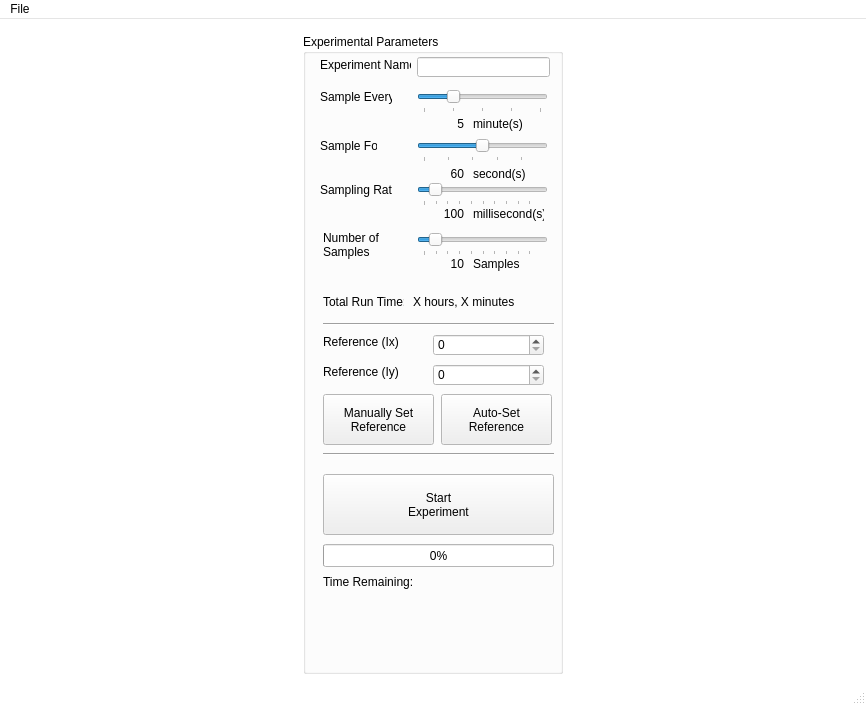
Qt form UI/designer/mainwindow.ui (deganii/pad) before a commit.
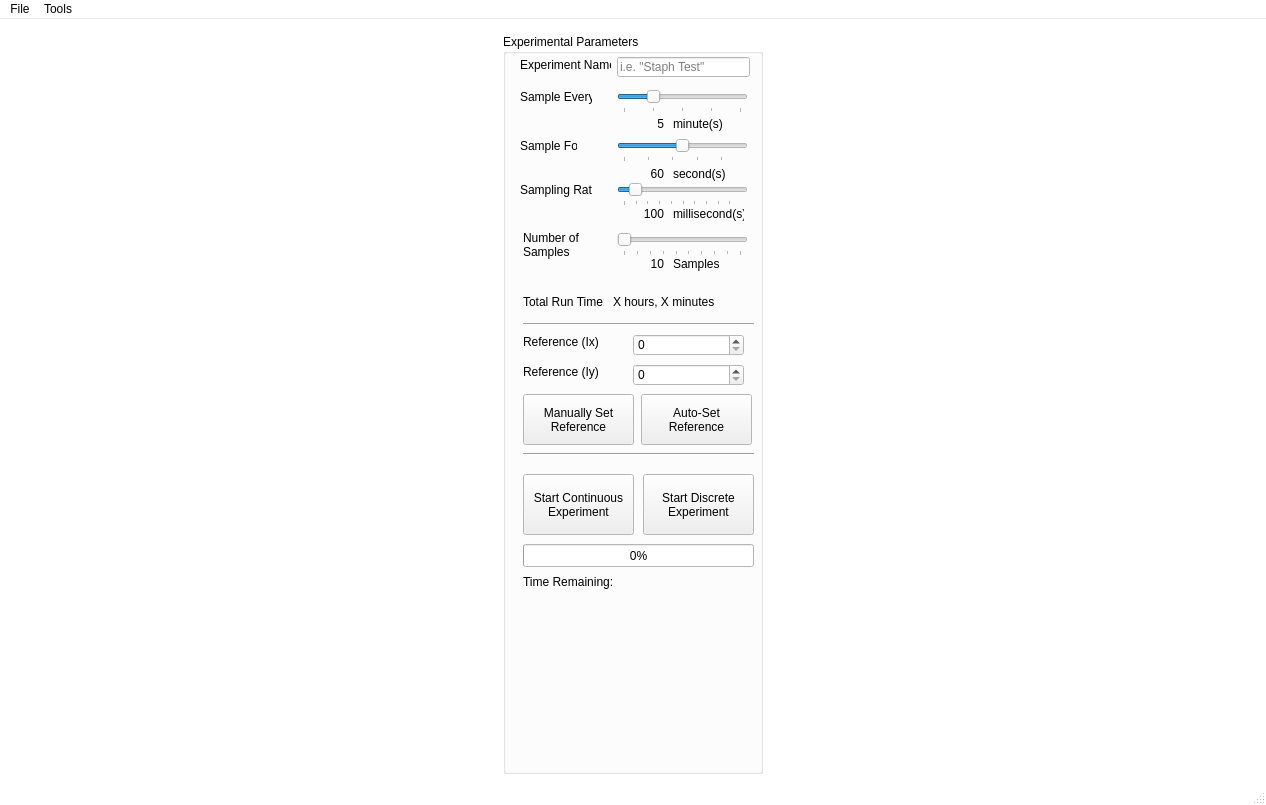
The same form after that commit. Icons and pictures are not drawn.

Commit message: start recording experimental measurements

```diff
--- a/UI/designer/mainwindow.ui
+++ b/UI/designer/mainwindow.ui
@@ -6,8 +6,8 @@
    <rect>
     <x>0</x>
     <y>0</y>
-    <width>866</width>
-    <height>705</height>
+    <width>1266</width>
+    <height>805</height>
    </rect>
   </property>
   <property name="sizePolicy">
@@ -512,14 +512,14 @@
       <widget class="QPushButton" name="buttonStart">
        <property name="geometry">
         <rect>
-         <x>20</x>
+         <x>140</x>
          <y>440</y>
-         <width>231</width>
+         <width>111</width>
          <height>61</height>
         </rect>
        </property>
        <property name="text">
-        <string>Start
+        <string>Start Discrete
 Experiment</string>
        </property>
       </widget>
@@ -536,16 +536,19 @@
         <number>10</number>
        </property>
        <property name="maximum">
-        <number>1000</number>
+        <number>100</number>
        </property>
        <property name="singleStep">
         <number>10</number>
        </property>
        <property name="pageStep">
-        <number>100</number>
+        <number>20</number>
        </property>
        <property name="value">
-        <number>100</number>
+        <number>10</number>
+       </property>
+       <property name="sliderPosition">
+        <number>10</number>
        </property>
        <property name="orientation">
         <enum>Qt::Horizontal</enum>
@@ -554,7 +557,7 @@
         <enum>QSlider::TicksBelow</enum>
        </property>
        <property name="tickInterval">
-        <number>100</number>
+        <number>10</number>
        </property>
       </widget>
       <widget class="QLineEdit" name="textName">
@@ -566,6 +569,12 @@
          <height>20</height>
         </rect>
        </property>
+       <property name="inputMask">
+        <string/>
+       </property>
+       <property name="placeholderText">
+        <string>i.e. &quot;Staph Test&quot;</string>
+       </property>
       </widget>
       <widget class="QPushButton" name="buttonAutoReference">
        <property name="geometry">
@@ -686,6 +695,36 @@
         <number>1024</number>
        </property>
       </widget>
+      <widget class="QLabel" name="label_5">
+       <property name="geometry">
+        <rect>
+         <x>30</x>
+         <y>570</y>
+         <width>191</width>
+         <height>171</height>
+        </rect>
+       </property>
+       <property name="text">
+        <string/>
+       </property>
+       <property name="pixmap">
+        <pixmap>system_192x192.png</pixmap>
+       </property>
+      </widget>
+      <widget class="QPushButton" name="buttonStartContinuous">
+       <property name="geometry">
+        <rect>
+         <x>20</x>
+         <y>440</y>
+         <width>111</width>
+         <height>61</height>
+        </rect>
+       </property>
+       <property name="text">
+        <string>Start Continuous
+Experiment</string>
+       </property>
+      </widget>
      </widget>
     </item>
     <item>
@@ -711,7 +750,7 @@
     <rect>
      <x>0</x>
      <y>0</y>
-     <width>866</width>
+     <width>1266</width>
      <height>21</height>
     </rect>
    </property>
@@ -721,7 +760,30 @@
     </property>
     <addaction name="actionExit"/>
    </widget>
+   <widget class="QMenu" name="menuTools">
+    <property name="title">
+     <string>Tools</string>
+    </property>
+    <widget class="QMenu" name="menuLED">
+     <property name="title">
+      <string>LED...</string>
+     </property>
+     <addaction name="actionLEDOn"/>
+     <addaction name="actionLEDOff"/>
+    </widget>
+    <widget class="QMenu" name="menuHeating">
+     <property name="title">
+      <string>Heating...</string>
+     </property>
+     <addaction name="actionHeatingOn"/>
+     <addaction name="actionHeatingOff"/>
+    </widget>
+    <addaction name="actionReset_MCU_Clock"/>
+    <addaction name="menuHeating"/>
+    <addaction name="menuLED"/>
+   </widget>
    <addaction name="menuFile"/>
+   <addaction name="menuTools"/>
   </widget>
   <widget class="QStatusBar" name="statusbar"/>
   <action name="actionExit">
```
Left out of the diff: 60 changed lines with no effect on the pictures. The commit also changes 5 other files.
